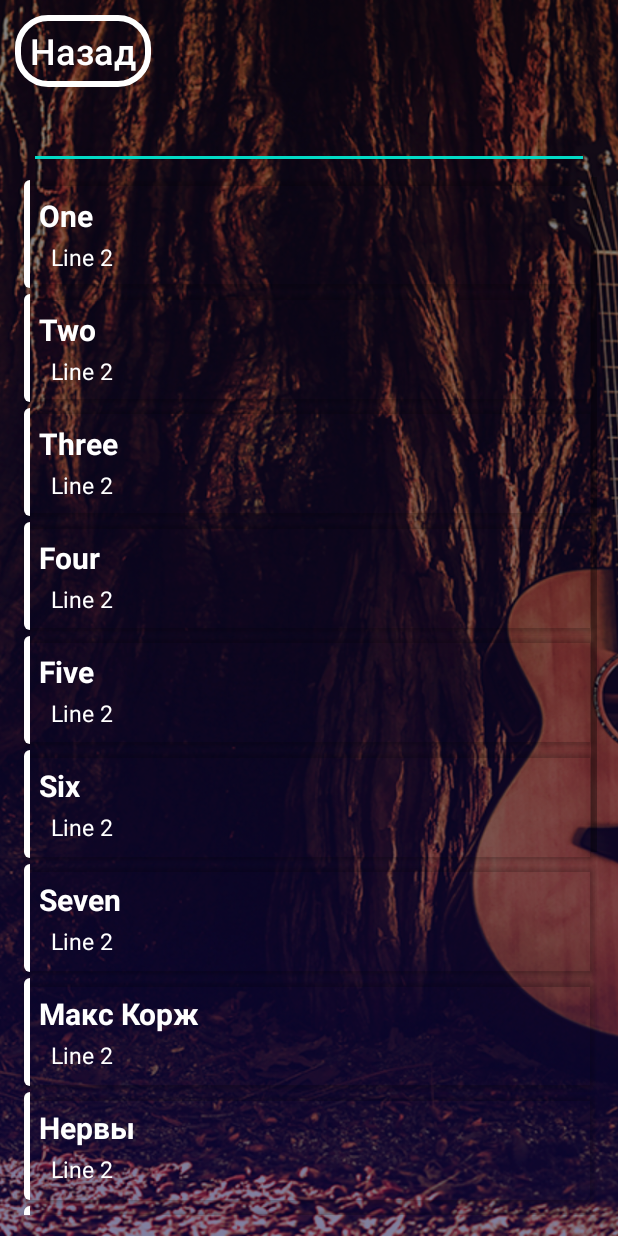
After one commit to Voron4ikhin/appforbeginnerguitarists, an Android app: the Songs screen opened directly, with no data from a screen before it, on a phone screen of 412 x 824 dp. The commit adds this screen. Run offline under Robolectric (Android 15) with nearby library versions, the phone set to English and light mode, and no system bars.

Commit message:
add songs

```diff
--- a/app/build.gradle
+++ b/app/build.gradle
@@ -26,8 +26,14 @@ dependencies {
     implementation fileTree(dir: "libs", include: ["*.jar"])
     implementation 'androidx.appcompat:appcompat:1.1.0'
     implementation 'androidx.constraintlayout:constraintlayout:1.1.3'
+    implementation 'androidx.recyclerview:recyclerview:1.1.0'
     testImplementation 'junit:junit:4.12'
     androidTestImplementation 'androidx.test.ext:junit:1.1.1'
     androidTestImplementation 'androidx.test.espresso:espresso-core:3.2.0'
+    //noinspection GradleCompatible
+    implementation 'com.android.support:recyclerview-v7:26.1.0'
+    //noinspection GradleCompatible
+    implementation 'com.android.support:cardview-v7:26.1.0'
+
 
 }
--- /dev/null
+++ b/app/src/main/java/com/example/appforbeginnerguitarists/ExampleAdapter.java
@@ -0,0 +1,80 @@
+package com.example.appforbeginnerguitarists;
+
+import android.view.LayoutInflater;
+import android.view.View;
+import android.view.ViewGroup;
+import android.widget.AdapterView;
+import android.widget.TextView;
+
+import androidx.annotation.NonNull;
+import androidx.recyclerview.widget.RecyclerView;
+
+import java.util.ArrayList;
+
+public class ExampleAdapter extends RecyclerView.Adapter<ExampleAdapter.ExampleViewHolder> {
+    private ArrayList<ExampleItem> mExampleList;
+
+    private OnItemClickListener mListener;
+    public interface OnItemClickListener{
+        void onItemClick(int position);
+    }
+
+    public void setOnItemClickListener(OnItemClickListener listener){
+        mListener = listener;
+    }
+
+    public static class ExampleViewHolder extends RecyclerView.ViewHolder{
+
+        public TextView textView1;
+        public TextView textView2;
+
+        public ExampleViewHolder(@NonNull View itemView, final OnItemClickListener listener) {
+            super(itemView);
+            textView1 = itemView.findViewById(R.id.name_song);
+            textView2 = itemView.findViewById(R.id.author_name);
+
+            itemView.setOnClickListener(new View.OnClickListener() {
+                @Override
+                public void onClick(View v) {
+                    if(listener != null){
+                        int position = getAdapterPosition();
+                        if(position != RecyclerView.NO_POSITION){
+                            listener.onItemClick(position);
+                        }
+                    }
+                }
+            });
+
+        }
+    }
+
+    public ExampleAdapter(ArrayList<ExampleItem> exampleList){
+        mExampleList = exampleList;
+    }
+    @NonNull
+    @Override
+    public ExampleViewHolder onCreateViewHolder(@NonNull ViewGroup parent, int viewType) {
+        View v = LayoutInflater.from(parent.getContext()).inflate(R.layout.example_item, parent,false);
+        ExampleViewHolder evh = new ExampleViewHolder(v, mListener);
+        return evh;
+    }
+
+    @Override
+    public void onBindViewHolder(@NonNull ExampleViewHolder holder, int position) {
+        ExampleItem currentItem  = mExampleList.get(position);
+
+        holder.textView1.setText(currentItem.getText1());
+        holder.textView2.setText(currentItem.getText2());
+    }
+
+    @Override
+    public int getItemCount() {
+        return mExampleList.size();
+    }
+
+    public void filterList(ArrayList<ExampleItem> filteredList){
+        mExampleList = filteredList;
+        notifyDataSetChanged();
+    }
+
+}
--- /dev/null
+++ b/app/src/main/java/com/example/appforbeginnerguitarists/ExampleItem.java
@@ -0,0 +1,16 @@
+package com.example.appforbeginnerguitarists;
+
+public class ExampleItem {
+    private String text1;
+    private String text2;
+    public ExampleItem(String t1, String t2){
+        text1 = t1;
+        text2 = t2;
+    }
+    public String getText1(){
+        return text1;
+    }
+    public String getText2(){
+        return text2;
+    }
+}
--- /dev/null
+++ b/app/src/main/java/com/example/appforbeginnerguitarists/Songs.java
@@ -0,0 +1,143 @@
+package com.example.appforbeginnerguitarists;
+
+import android.content.Intent;
+import android.os.Bundle;
+import android.text.Editable;
+import android.text.TextWatcher;
+import android.view.View;
+import android.view.Window;
+import android.view.WindowManager;
+import android.widget.ArrayAdapter;
+import android.widget.Button;
+import android.widget.EditText;
+import android.widget.ListView;
+import android.widget.Toast;
+
+import androidx.appcompat.app.AppCompatActivity;
+import androidx.recyclerview.widget.LinearLayoutManager;
+import androidx.recyclerview.widget.RecyclerView;
+
+import java.util.ArrayList;
+import java.util.Arrays;
+
+import javax.security.auth.Subject;
+
+public class Songs extends AppCompatActivity {
+    private ArrayList<ExampleItem> mExampleList;
+
+    private RecyclerView mRecyclerView;
+    private ExampleAdapter mAdapter;
+    private RecyclerView.LayoutManager mLayoutManager;
+
+
+    @Override
+    protected void onCreate(Bundle savedInstanceState) {
+        super.onCreate(savedInstanceState);
+        setContentView(R.layout.songs_layout);
+
+        createExampleList();
+        buildRecyclerView();
+
+
+
+        EditText editText = findViewById(R.id.edit_text);
+        editText.addTextChangedListener(new TextWatcher() {
+            @Override
+            public void beforeTextChanged(CharSequence s, int start, int count, int after) {
+
+            }
+
+            @Override
+            public void onTextChanged(CharSequence s, int start, int before, int count) {
+
+            }
+
+            @Override
+            public void afterTextChanged(Editable s) {
+                filter(s.toString());
+            }
+        });
+
+
+
+
+
+        Window w = getWindow();
+        w.setFlags(WindowManager.LayoutParams.FLAG_FULLSCREEN,WindowManager.LayoutParams.FLAG_FULLSCREEN);
+
+
+        Button button_back = (Button)findViewById(R.id.button_back);
+        button_back.setOnClickListener(new View.OnClickListener() {
+            @Override
+            public void onClick(View v) {
+                try {
+                    Intent intent = new Intent(Songs.this, MainActivity.class);
+                    startActivity(intent);finish();
+                }catch (Exception e){
+
+                }
+            }
+        });
+
+    }
+
+    public void filter(String text){
+        ArrayList<ExampleItem> filteredList = new ArrayList<>();
+
+        for (ExampleItem item : mExampleList){
+            if (item.getText1().toLowerCase().contains(text.toLowerCase())){
+                filteredList.add(item);
+            }
+        }
+        mAdapter.filterList(filteredList);
+    }
+
+    public void createExampleList(){
+        mExampleList = new ArrayList<>();
+        mExampleList.add(new ExampleItem("One", "Line 2"));
+        mExampleList.add(new ExampleItem("Two", "Line 2"));
+        mExampleList.add(new ExampleItem("Three", "Line 2"));
+        mExampleList.add(new ExampleItem("Four", "Line 2"));
+        mExampleList.add(new ExampleItem("Five", "Line 2"));
+        mExampleList.add(new ExampleItem("Six", "Line 2"));
+        mExampleList.add(new ExampleItem("Seven", "Line 2"));
+        mExampleList.add(new ExampleItem("Макс Корж", "Line 2"));
+        mExampleList.add(new ExampleItem("Нервы", "Line 2"));
+        mExampleList.add(new ExampleItem("Земфира", "Line 2"));
+        mExampleList.add(new ExampleItem("Тату", "Line 2"));
+        mExampleList.add(new ExampleItem("Заебався", "Line 2"));
+        mExampleList.add(new ExampleItem("D_mask", "Line 2"));
+        mExampleList.add(new ExampleItem("Eminem", "Line 2"));
+    }
+
+    public void buildRecyclerView(){
+        mRecyclerView = findViewById(R.id.recyclerView);
+        mRecyclerView.setHasFixedSize(true);
+        mLayoutManager = new LinearLayoutManager(this);
+        mAdapter = new ExampleAdapter(mExampleList);
+
+        mRecyclerView.setLayoutManager(mLayoutManager);
+        mRecyclerView.setAdapter(mAdapter);
+
+        mAdapter.setOnItemClickListener(new ExampleAdapter.OnItemClickListener() {
+            @Override
+            public void onItemClick(int position) {
+                Toast.makeText(getApplicationContext(), "click", Toast.LENGTH_SHORT).show();
+            }
+        });
+    }
+
+
+
+
+    //Системная кнопка "назад"
+    @Override
+    public void onBackPressed(){
+        try {
+            Intent intent = new Intent(Songs.this, MainActivity.class);
+            startActivity(intent);finish();
+        }catch (Exception e){
+
+        }
+    }
+}
--- /dev/null
+++ b/app/src/main/res/layout/example_item.xml
@@ -0,0 +1,45 @@
+<?xml version="1.0" encoding="utf-8"?>
+<androidx.cardview.widget.CardView xmlns:android="http://schemas.android.com/apk/res/android"
+    android:layout_width="match_parent"
+    android:layout_height="wrap_content"
+    android:layout_margin="2dp"
+    app:cardBackgroundColor="@android:color/transparent"
+    xmlns:app="http://schemas.android.com/apk/res-auto"
+    app:cardCornerRadius="4dp">
+
+    <FrameLayout
+        android:background="@color/white"
+        android:layout_width="4dp"
+        android:layout_height="match_parent"/>
+
+    <RelativeLayout
+        android:layout_width="match_parent"
+        android:layout_height="match_parent"
+        android:layout_margin="10dp">
+        <TextView
+            android:id="@+id/name_song"
+            android:layout_width="wrap_content"
+            android:layout_height="wrap_content"
+            android:text="@string/line_1"
+            android:textSize="20sp"
+            android:textStyle="bold"
+            android:textColor="@color/white"
+
+            />
+
+        <TextView
+            android:id="@+id/author_name"
+            android:layout_width="wrap_content"
+            android:layout_height="wrap_content"
+            android:layout_below="@+id/name_song"
+            android:layout_marginTop="3dp"
+            android:layout_marginStart="8dp"
+            android:text="@string/line_2"
+            android:textColor="@color/white"
+            android:textSize="15sp" />
+
+
+
+    </RelativeLayout>
+
+</androidx.cardview.widget.CardView>
--- /dev/null
+++ b/app/src/main/res/layout/songs_layout.xml
@@ -0,0 +1,76 @@
+<?xml version="1.0" encoding="utf-8"?>
+<RelativeLayout xmlns:android="http://schemas.android.com/apk/res/android"
+    android:layout_width="match_parent" android:layout_height="match_parent">
+
+    <ImageView
+        android:id="@+id/guitar_background"
+        android:layout_width="match_parent"
+        android:layout_height="match_parent"
+        android:scaleType="centerCrop"
+        android:src="@drawable/main_background" />
+
+    <LinearLayout
+        android:id="@+id/conteiner1"
+        android:layout_width="match_parent"
+        android:layout_height="match_parent"
+        android:orientation="vertical">
+
+        <LinearLayout
+            android:id="@+id/conteiner2"
+            android:layout_width="match_parent"
+            android:layout_height="wrap_content"
+            android:orientation="vertical"
+            android:padding="10dp">
+
+            <LinearLayout
+                android:id="@+id/conteiner3"
+                android:layout_width="match_parent"
+                android:layout_height="match_parent"
+                android:orientation="horizontal">
+
+                <Button
+                    android:id="@+id/button_back"
+                    android:layout_width="wrap_content"
+                    android:layout_height="wrap_content"
+                    android:background="@drawable/button_stroke_white_press_blue"
+                    android:paddingLeft="10dp"
+                    android:paddingRight="10dp"
+                    android:text="@string/Back"
+                    android:textAllCaps="false"
+                    android:textColor="@color/white"
+                    android:textSize="24sp" />
+            </LinearLayout>
+
+            <LinearLayout
+                android:id="@+id/container4"
+                android:layout_width="match_parent"
+                android:layout_height="wrap_content"
+                android:orientation="vertical"
+                android:padding="4dp">
+
+
+                <EditText
+                    android:id="@+id/edit_text"
+                    android:layout_width="match_parent"
+                    android:layout_height="wrap_content"
+                    android:layout_margin="5dp"
+                    android:textColor="@color/white" />
+
+                <androidx.recyclerview.widget.RecyclerView
+                    android:id="@+id/recyclerView"
+                    android:layout_width="match_parent"
+                    android:layout_height="match_parent"
+                    android:popupBackground="@android:color/transparent"
+                    android:scrollbars="vertical"/>
+
+
+
+
+
+
+            </LinearLayout>
+
+        </LinearLayout>
+    </LinearLayout>
+
+</RelativeLayout>
--- a/app/src/main/res/values/strings.xml
+++ b/app/src/main/res/values/strings.xml
@@ -209,4 +209,7 @@
 
 
     <string name="guitar_info1">Привет меня зовут илья и это мое приложение для гитаристов</string>
+    <string name="search">Поиск</string>
+    <string name="line_1">Line 1</string>
+    <string name="line_2">Line 2</string>
 </resources>
--- a/build.gradle
+++ b/build.gradle
@@ -16,6 +16,9 @@ allprojects {
     repositories {
         google()
         jcenter()
+        maven{
+            url "https://maven.google.com"
+        }
     }
 }
 
```
Also changed, not shown: app/src/main/AndroidManifest.xml (+12 -0 lines), app/src/main/java/com/example/appforbeginnerguitarists/MainActivity.java (+27 -0 lines), app/src/main/java/com/example/appforbeginnerguitarists/Notes.java (added, +48 -0 lines), app/src/main/res/layout/chords_layout.xml (+8 -1 lines), app/src/main/res/layout/notes_layout.xml (added, +58 -0 lines).
